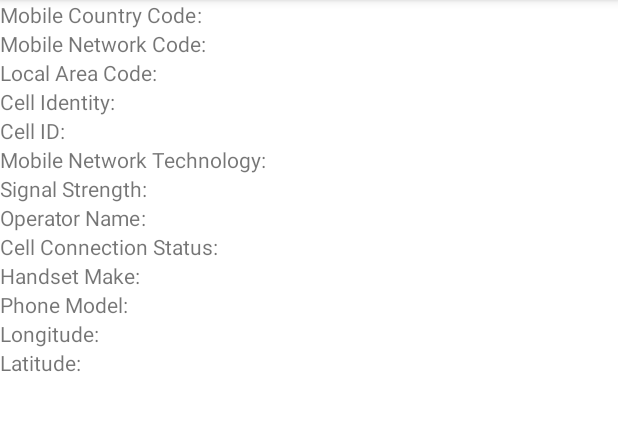
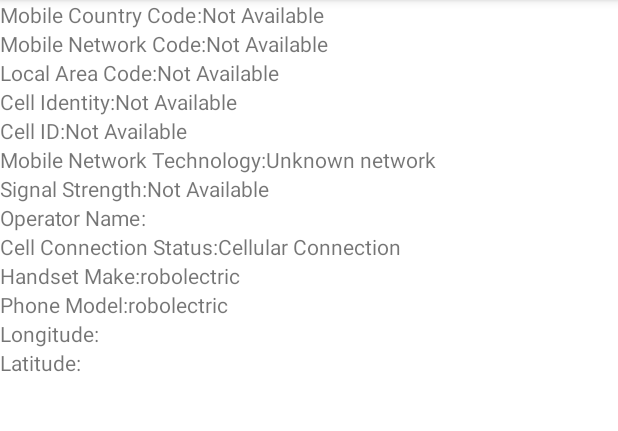
Before and after one commit to ilatyphi95/microlytx_phone_info, an Android app: the screen it shows after launch (MainActivity), on a phone screen of 412 x 824 dp, the part 84-515 px from its top. Run offline under Robolectric (Android 15) with nearby library versions, the phone set to English and light mode, and no system bars; our stand-ins replace data binding.

Commit message:
add phone and network information

```diff
--- a/app/src/main/AndroidManifest.xml
+++ b/app/src/main/AndroidManifest.xml
@@ -1,6 +1,11 @@
 <?xml version="1.0" encoding="utf-8"?>
 <manifest xmlns:android="http://schemas.android.com/apk/res/android"
     package="com.ilatyphi95.microlytxphoneinfo">
+
+    <uses-permission android:name="android.permission.ACCESS_FINE_LOCATION" />
+    <uses-permission android:name="android.permission.READ_PHONE_STATE" />
+    <uses-permission android:name="android.permission.ACCESS_COARSE_LOCATION" />
+    <uses-permission android:name="android.permission.ACCESS_NETWORK_STATE" />
 
     <application
         android:allowBackup="true"
--- a/app/src/main/java/com/ilatyphi95/microlytxphoneinfo/MainActivity.kt
+++ b/app/src/main/java/com/ilatyphi95/microlytxphoneinfo/MainActivity.kt
@@ -1,31 +1,151 @@
 package com.ilatyphi95.microlytxphoneinfo
 
+import android.Manifest
 import android.content.Context
+import android.content.pm.PackageManager
+import android.os.Build
+import android.os.Bundle
+import android.telephony.*
 import androidx.appcompat.app.AppCompatActivity
-import android.os.Bundle
-import android.telephony.TelephonyManager
-import android.widget.TextView
+import androidx.core.app.ActivityCompat
+import androidx.core.content.ContextCompat
 import androidx.databinding.DataBindingUtil
+import androidx.lifecycle.ViewModelProvider
 import com.google.android.material.snackbar.Snackbar
-import com.ilatyphi95.microlytxphoneinfo.Items.*
 import com.ilatyphi95.microlytxphoneinfo.databinding.ActivityMainBinding
 
+
 class MainActivity : AppCompatActivity() {
+
+    lateinit var binding : ActivityMainBinding
+    lateinit var viewModel : MainActivityViewModel
+
     override fun onCreate(savedInstanceState: Bundle?) {
         super.onCreate(savedInstanceState)
-        setContentView(R.layout.activity_main)
 
-        val binding = DataBindingUtil.setContentView<ActivityMainBinding>(this, R.layout.activity_main)
+        binding =
+            DataBindingUtil.setContentView(this, R.layout.activity_main)
+
+        val viewModelFactory = MainActivityViewModelFactory(application)
+        viewModel =
+            ViewModelProvider(this, viewModelFactory).get(MainActivityViewModel::class.java)
+
         val itemAdapter = ItemAdapter { position, itemAtPosition ->
-            Snackbar.make(binding.root, "${getString(itemAtPosition.title)} is at position $position", Snackbar.LENGTH_LONG).show()
+            Snackbar.make(
+                    binding.root,
+                    "${getString(itemAtPosition.title)} is at position $position",
+                    Snackbar.LENGTH_LONG
+            ).show()
+        }
 
+        binding.recycler.adapter = itemAdapter
+        viewModel.infoList.observe(this) {
+            itemAdapter.submitList(it)
         }
-        binding.recycler.adapter = itemAdapter
-
-        itemAdapter.submitList(ItemList().getPhoneInfoList())
 
 
-        val phoneManager = baseContext.getSystemService(Context.TELEPHONY_SERVICE) as TelephonyManager
+        val list: List<PhoneItem> = viewModel.addList(
+                listOf(
+                        Pair(Items.HANDSET_MAKE, Build.MANUFACTURER),
+                        Pair(Items.ITEM_MODEL, Build.MODEL),
+                )
+        )
+
+        viewModel.updateInfo(list)
+
+        updateConnectionStatus()
+        updateNetwork()
+
+        if (Build.VERSION.SDK_INT >= Build.VERSION_CODES.LOLLIPOP_MR1) {
+            val subscriptionManager = getSystemService(Context.TELEPHONY_SUBSCRIPTION_SERVICE) as SubscriptionManager
+            val id = getDefaultDataSubscriptionId(subscriptionManager)
+
+            if(subscriptionManager.activeSubscriptionInfoList.size < 1 ) {
+                viewModel.addNetworkInfo()
+                return
+            }
+
+            val subInfo = subscriptionManager.getActiveSubscriptionInfo(id) ?: return
+
+            val phoneManager = getSystemService(Context.TELEPHONY_SERVICE) as TelephonyManager
+
+            val operatorInfo = mutableListOf<Pair<Items, Int>>()
+            val mcc = subInfo.mcc
+            val mnc = subInfo.mnc
+
+            val operatorName = subInfo.carrierName
+            viewModel.updateInfo(viewModel.addList(listOf(Pair(Items.OPERATOR_NAME, operatorName.toString()))))
+
+            operatorInfo.addAll(listOf(
+                    Pair(Items.MOBILE_COUNTRY_CODE, mcc),
+                    Pair(Items.MOBILE_NETWORK_CODE, mnc),
+            ))
+
+            if(ContextCompat.checkSelfPermission(
+                            this,
+                            Manifest.permission.ACCESS_FINE_LOCATION
+                    ) == PackageManager.PERMISSION_GRANTED) {
+
+                val activeCells = phoneManager.allCellInfo.filter { it.isRegistered }
+
+                activeCells.forEach{ cellInfo ->
+                    when(cellInfo){
+                        is CellInfoGsm -> {
+                            val identity = cellInfo.cellIdentity
+
+                            if(identity.mcc == mcc && identity.mnc == mnc) {
+                                operatorInfo.addAll(listOf(
+                                        Pair(Items.SIGNAL_STRENGTH, cellInfo.cellSignalStrength.level),
+                                        Pair(Items.CELL_IDENTITY, identity.cid),
+                                        Pair(Items.LOCAL_AREA_CODE, identity.lac),
+                                ))
+                            }
+                        }
+                        is CellInfoWcdma -> {
+                            val identity = cellInfo.cellIdentity
+                            if(identity.mcc == mcc && identity.mnc == mnc) {
+                                operatorInfo.addAll(listOf(
+                                        Pair(Items.SIGNAL_STRENGTH, cellInfo.cellSignalStrength.level),
+                                        Pair(Items.CELL_IDENTITY, identity.cid),
+                                        Pair(Items.LOCAL_AREA_CODE, identity.lac),
+                                ))
+                            }
+                        }
+                        is CellInfoCdma -> {
+                            // check this out later
+                        }
+                        is CellInfoLte -> {
+                            val identity = cellInfo.cellIdentity
+                            if(identity.mcc == mcc && identity.mnc == mnc) {
+                                operatorInfo.addAll(listOf(
+                                        Pair(Items.SIGNAL_STRENGTH, cellInfo.cellSignalStrength.level),
+                                        Pair(Items.CELL_ID, identity.ci),
+                                ))
+                            }
+                        }
+
+                        else -> {
+                            viewModel.addNetworkInfo()
+                        }
+                    }
+                }
+            }
+
+            viewModel.updateInfo(viewModel.addListInt(operatorInfo))
+//        } else {
+            // work this out later
+        }
 
     }
+
+    private fun updateConnectionStatus() {
+        viewModel.connectionStatus()
+    }
+
+    private fun updateNetwork() {
+        if (ActivityCompat.checkSelfPermission(this, Manifest.permission.READ_PHONE_STATE) != PackageManager.PERMISSION_GRANTED) {
+            return
+        }
+        viewModel.updateNetworkType()
+    }
 }
--- a/app/src/main/java/com/ilatyphi95/microlytxphoneinfo/MainActivityViewModel.kt
+++ b/app/src/main/java/com/ilatyphi95/microlytxphoneinfo/MainActivityViewModel.kt
@@ -1,8 +1,159 @@
 package com.ilatyphi95.microlytxphoneinfo
 
 import android.app.Application
-import androidx.lifecycle.AndroidViewModel
+import android.content.Context
+import android.net.ConnectivityManager
+import android.net.NetworkCapabilities
+import android.os.Build
+import android.telephony.TelephonyManager
+import androidx.annotation.RequiresPermission
+import androidx.lifecycle.*
 
+const val NOT_AVAILABLE = -1
+const val REQUIRE_PERMISSION = -101
 class MainActivityViewModel(application: Application) : AndroidViewModel(application) {
 
+    private val app = application
+    private val NOT_AVAILABLE_STRING = application.getString(R.string.not_available)
+    private val REQUIRE_PERMISSION_STRING = application.getString(R.string.require_permission)
+
+    private val _infoList = MutableLiveData<List<PhoneItem>>()
+    val infoList : LiveData<List<PhoneItem>> = _infoList
+
+    init {
+        _infoList.value = ItemList().getPhoneInfoList()
+    }
+
+    private fun replaceItem(oldList: List<PhoneItem>, newItem: PhoneItem) : List<PhoneItem> {
+        val infos = oldList.toMutableList()
+        val oldItem = infos.find { it.id == newItem.id }
+        val index = infos.indexOf(oldItem)
+        infos.removeAt(index)
+        infos.add(index, newItem)
+        return infos.toList()
+    }
+
+    fun updateInfo(items: List<PhoneItem>) {
+        var myList = _infoList.value!!
+        items.forEach{
+            myList = replaceItem(myList, it)
+        }
+        _infoList.value = myList
+    }
+
+    fun addListInt(myList: List<Pair<Items, Int>>) : List<PhoneItem> {
+        val list = mutableListOf<Pair<Items, String>>()
+
+        myList.forEach{ pair ->
+
+            val second = when(pair.second) {
+                NOT_AVAILABLE -> NOT_AVAILABLE_STRING
+                REQUIRE_PERMISSION -> REQUIRE_PERMISSION_STRING
+                else -> pair.second.toString()
+            }
+
+            list.add(Pair(pair.first, second))
+        }
+
+        return addList(list)
+    }
+
+    fun addList(myList: List<Pair<Items, String>>) : List<PhoneItem> {
+        val phoneItemList = mutableListOf<PhoneItem>()
+
+        myList.forEach {
+
+            val valueRes = when(it.first) {
+                Items.MOBILE_COUNTRY_CODE -> R.string.mobile_country_code
+                Items.MOBILE_NETWORK_CODE -> R.string.mobile_network_code
+                Items.LOCAL_AREA_CODE -> R.string.local_area_code
+                Items.CELL_IDENTITY -> R.string.cell_identity
+                Items.CELL_ID -> R.string.cell_id
+                Items.MOBILE_NETWORK_TECHNOLOGY -> R.string.mobile_network_technology
+                Items.SIGNAL_STRENGTH -> R.string.signal_strength
+                Items.OPERATOR_NAME -> R.string.operator_name
+                Items.CELL_CONNECTION_STATUS -> R.string.cell_connection_status
+                Items.HANDSET_MAKE -> R.string.handset_make
+                Items.ITEM_MODEL -> R.string.phone_model
+                Items.LONGITUDE -> R.string.longitude
+                Items.LATITUDE -> R.string.latitude
+            }
+
+            phoneItemList.add(PhoneItem(it.first, valueRes, it.second))
+        }
+
+        return phoneItemList
+    }
+
+    fun addNetworkInfo(
+            mcc: Int = NOT_AVAILABLE,
+            mnc: Int = NOT_AVAILABLE,
+            signalStrength: Int = NOT_AVAILABLE,
+            cid: Int = NOT_AVAILABLE,
+            ci: Int = NOT_AVAILABLE,
+            lac: Int = NOT_AVAILABLE) {
+
+        val infoList = addListInt(listOf(
+                Pair(Items.MOBILE_COUNTRY_CODE, mcc),
+                Pair(Items.MOBILE_NETWORK_CODE, mnc),
+                Pair(Items.SIGNAL_STRENGTH, signalStrength),
+                Pair(Items.CELL_ID, cid),
+                Pair(Items.CELL_IDENTITY, ci),
+                Pair(Items.LOCAL_AREA_CODE, lac)))
+
+        updateInfo(infoList)
+    }
+
+    @RequiresPermission(android.Manifest.permission.ACCESS_NETWORK_STATE)
+    fun connectionStatus() {
+        var result = R.string.no_connection
+        val connectivityManager =
+                app.getSystemService(Context.CONNECTIVITY_SERVICE) as ConnectivityManager
+
+        if (Build.VERSION.SDK_INT >= Build.VERSION_CODES.M) {
+
+            val networkCapabilities = connectivityManager.activeNetwork
+            val actNw = connectivityManager.getNetworkCapabilities(networkCapabilities)
+            actNw?.let {
+
+                result = when {
+                    actNw.hasTransport(NetworkCapabilities.TRANSPORT_WIFI) -> R.string.wifi_connection
+                    actNw.hasTransport(NetworkCapabilities.TRANSPORT_CELLULAR) -> R.string.cellular_connection
+                    actNw.hasTransport(NetworkCapabilities.TRANSPORT_ETHERNET) -> R.string.ethernet_connection
+                    else -> R.string.no_connection
+                }
+            }
+        } else {
+            connectivityManager.run {
+                connectivityManager.activeNetworkInfo?.run {
+                    result = when (type) {
+                        ConnectivityManager.TYPE_WIFI -> R.string.wifi_connection
+                        ConnectivityManager.TYPE_MOBILE -> R.string.cellular_connection
+                        ConnectivityManager.TYPE_ETHERNET -> R.string.ethernet_connection
+                        else -> R.string.no_connection
+                    }
+                }
+            }
+        }
+
+        updateInfo(addList(listOf(Pair(Items.CELL_CONNECTION_STATUS, app.getString(result)))))
+    }
+
+
+    @RequiresPermission(android.Manifest.permission.READ_PHONE_STATE)
+    fun updateNetworkType() {
+        val telephonyManager = app.getSystemService(Context.TELEPHONY_SERVICE) as TelephonyManager
+
+        val result = getNetworkType(telephonyManager.networkType)
+
+        updateInfo(addList(listOf(Pair(Items.MOBILE_NETWORK_TECHNOLOGY, app.getString(result)))))
+    }
 }
+
+class MainActivityViewModelFactory(private val application: Application)
+    : ViewModelProvider.Factory {
+
+    override fun <T : ViewModel?> create(modelClass: Class<T>): T
+        = modelClass.getConstructor(Application::class.java).newInstance(application)
+
+    }
--- /dev/null
+++ b/app/src/main/java/com/ilatyphi95/microlytxphoneinfo/Utils.kt
@@ -0,0 +1,62 @@
+package com.ilatyphi95.microlytxphoneinfo
+
+import android.os.Build
+import android.telephony.SubscriptionManager
+import android.telephony.TelephonyManager
+import java.lang.reflect.InvocationTargetException
+
+fun getDefaultDataSubscriptionId(subscriptionManager: SubscriptionManager): Int {
+    if (Build.VERSION.SDK_INT >= 24) {
+        val nDataSubscriptionId = SubscriptionManager.getDefaultDataSubscriptionId()
+        if (nDataSubscriptionId != SubscriptionManager.INVALID_SUBSCRIPTION_ID) {
+            return nDataSubscriptionId
+        }
+    }
+    try {
+        val subscriptionClass = Class.forName(subscriptionManager.javaClass.name)
+        try {
+            val getDefaultDataSubscriptionId = subscriptionClass.getMethod("getDefaultDataSubId")
+            try {
+                return getDefaultDataSubscriptionId.invoke(subscriptionManager) as Int
+            } catch (e1: IllegalAccessException) {
+                e1.printStackTrace()
+            } catch (e1: InvocationTargetException) {
+                e1.printStackTrace()
+            }
+        } catch (e1: NoSuchMethodException) {
+            e1.printStackTrace()
+        }
+    } catch (e1: ClassNotFoundException) {
+        e1.printStackTrace()
+    }
+    return -1
+}
+
+fun getNetworkType(networkId: Int) : Int {
+    return when (networkId) {
+        TelephonyManager.NETWORK_TYPE_UNKNOWN -> R.string.unknown_network
+
+        TelephonyManager.NETWORK_TYPE_GSM -> R.string.gsm_network
+
+        TelephonyManager.NETWORK_TYPE_CDMA, TelephonyManager.NETWORK_TYPE_1xRTT,
+        TelephonyManager.NETWORK_TYPE_IDEN -> R.string.network_2g
+
+        TelephonyManager.NETWORK_TYPE_GPRS -> R.string.network_gprs
+
+        TelephonyManager.NETWORK_TYPE_EDGE -> R.string.network_edge
+
+        TelephonyManager.NETWORK_TYPE_UMTS, TelephonyManager.NETWORK_TYPE_EVDO_0,
+        TelephonyManager.NETWORK_TYPE_EVDO_A, TelephonyManager.NETWORK_TYPE_EVDO_B -> R.string.network_3g
+
+        TelephonyManager.NETWORK_TYPE_HSPA, TelephonyManager.NETWORK_TYPE_HSDPA,
+        TelephonyManager.NETWORK_TYPE_HSUPA -> R.string.network_h
+
+        TelephonyManager.NETWORK_TYPE_EHRPD, TelephonyManager.NETWORK_TYPE_HSPAP,
+        TelephonyManager.NETWORK_TYPE_TD_SCDMA -> R.string.network_hplus
+
+        TelephonyManager.NETWORK_TYPE_LTE, TelephonyManager.NETWORK_TYPE_IWLAN -> R.string.network_4g
+
+        TelephonyManager.NETWORK_TYPE_NR -> R.string.network_5g
+        else -> R.string.unknown_network
+    }
+}
--- a/app/src/main/res/values/strings.xml
+++ b/app/src/main/res/values/strings.xml
@@ -14,4 +14,21 @@
     <string name="longitude">Longitude</string>
     <string name="latitude">Latitude</string>
     <string name="separator">:</string>
+    <string name="not_available">Not Available</string>
+    <string name="require_permission">REQUIRE PERMISSION</string>
+    <string name="no_connection">No Connection</string>
+    <string name="wifi_connection">Wifi Connection</string>
+    <string name="cellular_connection">Cellular Connection</string>
+    <string name="ethernet_connection">Ethernet Connection</string>
+    <string name="unknown_network">Unknown network</string>
+    <string name="gsm_network">GSM</string>
+    <string name="network_2g">2G</string>
+    <string name="network_gprs">GPRS</string>
+    <string name="network_edge">EDGE</string>
+    <string name="network_3g">3G</string>
+    <string name="network_h">H</string>
+    <string name="network_hplus">H+</string>
+    <string name="network_4g">4G</string>
+    <string name="network_4gplus">4G+</string>
+    <string name="network_5g">5G</string>
 </resources>
```
Also changed, not shown: app/build.gradle (+7 -1 lines).
